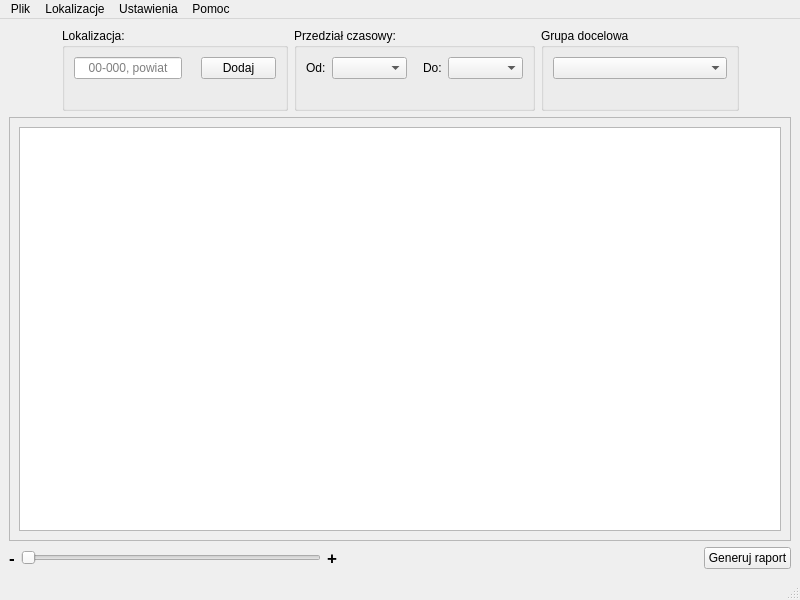
Old version of the form Ui/main-window.ui in the repository kuba172/Demog.
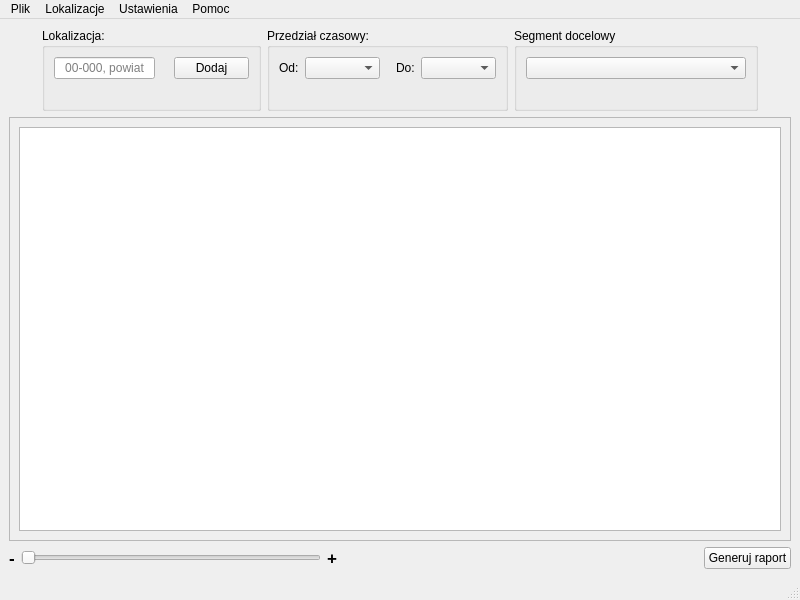
New version of the form.

Commit message: rename field

The edit to the form file:
```diff
--- a/Ui/main-window.ui
+++ b/Ui/main-window.ui
@@ -222,18 +222,24 @@
       <item>
        <widget class="QGroupBox" name="groupBox_Target_Group">
         <property name="title">
-         <string>Grupa docelowa</string>
+         <string>Segment docelowy</string>
         </property>
         <layout class="QVBoxLayout" name="verticalLayout_6">
          <item>
           <layout class="QVBoxLayout" name="verticalLayout_5">
            <item>
             <widget class="QComboBox" name="comboBox_Target_Group">
+             <property name="minimumSize">
+              <size>
+               <width>220</width>
+               <height>0</height>
+              </size>
+             </property>
              <property name="currentIndex">
               <number>-1</number>
              </property>
              <property name="placeholderText">
-              <string>Wybierz grupę docelową... </string>
+              <string>Wybierz segment docelowy... </string>
              </property>
              <item>
               <property name="text">
```
Left out of the diff: 6 changed lines with no effect on the pictures. The commit also changes 1 other file.
